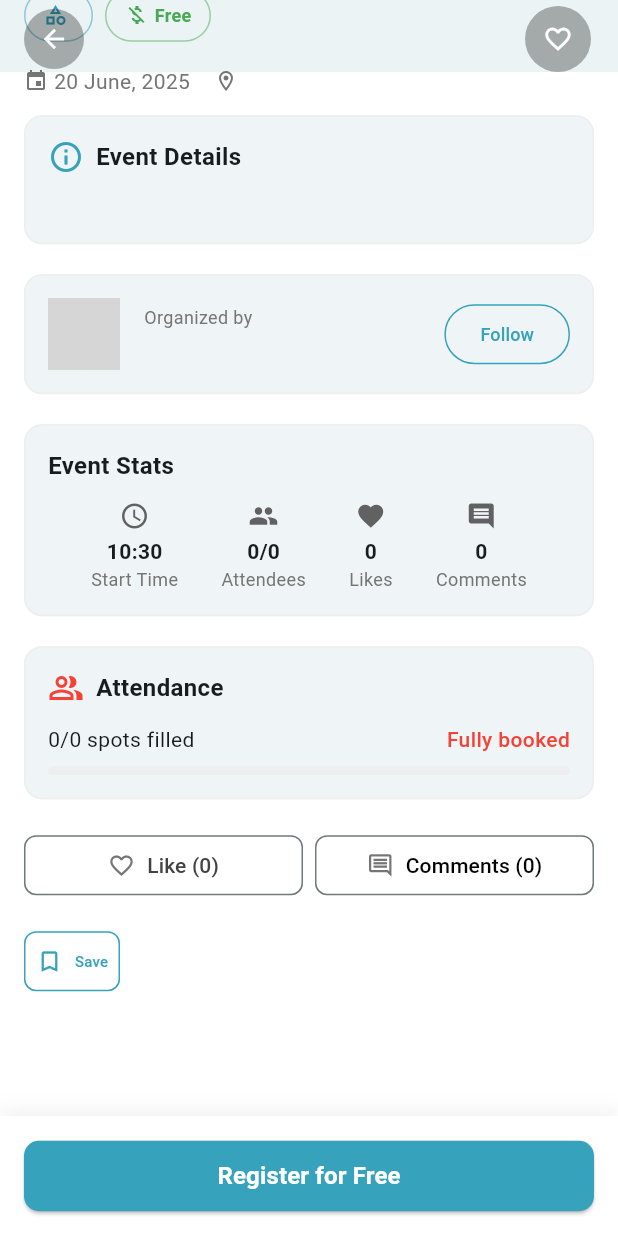
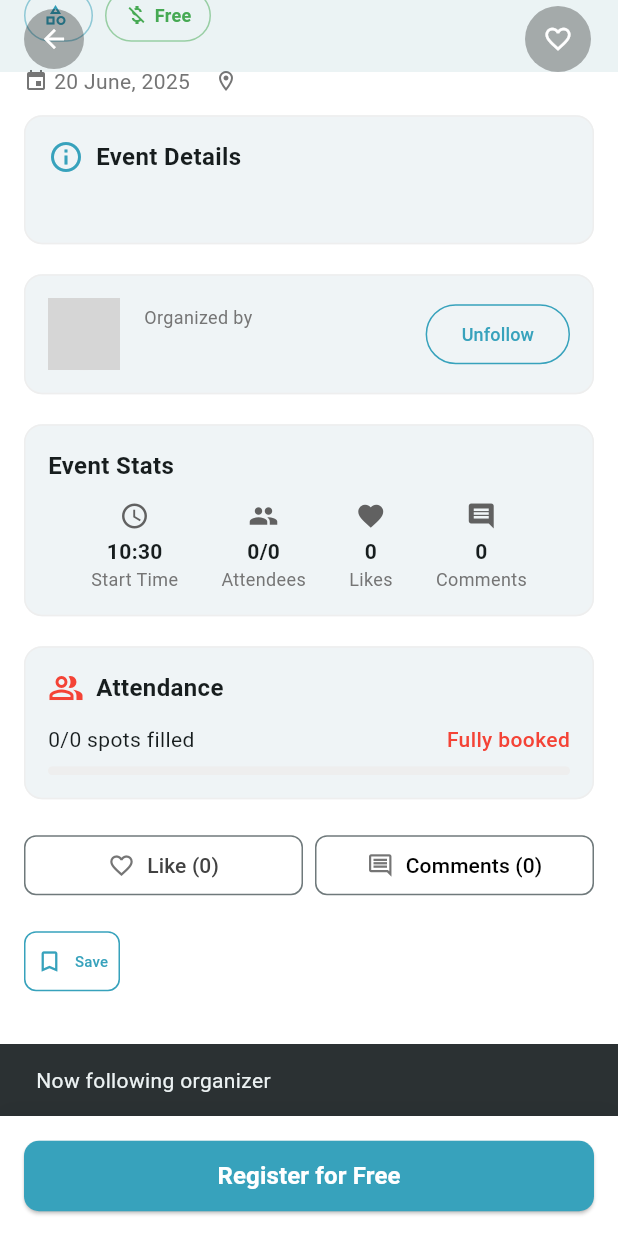
Before and after one commit to Yassy30/CMC_events, a Flutter app: the EventDetailsView screen opened directly with empty values, scrolled down 394 dp, after a tap on "Follow", on a phone screen of 412 x 824 dp. Run offline on Flutter 3.47's test engine with Material 3 defaults, Android fonts, the phone set to English and light mode, and no system bars; our stand-ins replace flutter_dotenv, image_picker, qr_flutter, share_plus, supabase_flutter, timeago; accounts and stored records are empty; network calls fail; grey boxes are pictures that could not be loaded.

Commit message:
saved and follow action is working

```diff
--- a/lib/screens/stagiaire/event_details_view.dart
+++ b/lib/screens/stagiaire/event_details_view.dart
@@ -6,6 +6,7 @@ import '../../services/auth_service.dart';
 import '../../services/like_service.dart';
 import '../../services/comment_service.dart';
 import '../../models/comment.dart';
+import '../../services/profile_service.dart'; // Add this import if ProfileService exists
 
 class EventDetailsView extends StatefulWidget {
   final Event event;
@@ -32,7 +33,9 @@ class _EventDetailsViewState extends State<EventDetailsView> {
   bool _isLiked = false;
   int _likesCount = 0;
   int _commentsCount = 0;
-
+  final _profileService = ProfileService(); // Add ProfileService
+  bool _isFollowing = false; // Track follow status
+  bool _isSaved = false; // Track save status
   @override
   void initState() {
     super.initState();
@@ -47,6 +50,12 @@ class _EventDetailsViewState extends State<EventDetailsView> {
       final isLiked = _authService.isLoggedIn
           ? await _likeService.isEventLikedByUser(widget.event.id, _authService.currentUserId)
           : false;
+      final isFollowing = _authService.isLoggedIn
+          ? await _profileService.isFollowing(_authService.currentUserId, widget.event.creatorId)
+          : false;
+      final isSaved = _authService.isLoggedIn
+          ? await _profileService.isEventSaved(widget.event.id, _authService.currentUserId)
+          : false;
 
       if (mounted) {
         setState(() {
@@ -54,6 +63,8 @@ class _EventDetailsViewState extends State<EventDetailsView> {
           _likesCount = likesCount;
           _commentsCount = commentsCount;
           _isLiked = isLiked;
+          _isFollowing = isFollowing;
+          _isSaved = isSaved;
           _isLoading = false;
         });
       }
@@ -64,6 +75,35 @@ class _EventDetailsViewState extends State<EventDetailsView> {
           _isLoading = false;
         });
       }
+    }
+  }
+
+Future<void> _toggleSave() async {
+    if (!_authService.isLoggedIn) {
+      ScaffoldMessenger.of(context).showSnackBar(
+        const SnackBar(content: Text('Please log in to save events')),
+      );
+      return;
+    }
+
+    try {
+      final userId = _authService.currentUserId;
+      final wasSaved = _isSaved;
+
+      await _profileService.toggleSaveEvent(widget.event.id, userId);
+
+      if (mounted) {
+        setState(() {
+          _isSaved = !_isSaved;
+        });
+        ScaffoldMessenger.of(context).showSnackBar(
+          SnackBar(content: Text(_isSaved ? ' Ascendant' : 'Event removed from favorites')),
+        );
+      }
+    } catch (e) {
+      ScaffoldMessenger.of(context).showSnackBar(
+        SnackBar(content: Text('Error: ${e.toString()}')),
+      );
     }
   }
 
@@ -99,6 +139,32 @@ class _EventDetailsViewState extends State<EventDetailsView> {
     }
   }
 
+Future<void> _toggleFollow() async {
+    if (!_authService.isLoggedIn) {
+      ScaffoldMessenger.of(context).showSnackBar(
+        const SnackBar(content: Text('Please log in to follow organizers')),
+      );
+      return;
+    }
+
+    try {
+      final userId = _authService.currentUserId;
+      await _profileService.followUser(userId, widget.event.creatorId, !_isFollowing);
+
+      if (mounted) {
+        setState(() {
+          _isFollowing = !_isFollowing;
+        });
+        ScaffoldMessenger.of(context).showSnackBar(
+          SnackBar(content: Text(_isFollowing ? 'Now following organizer' : 'Unfollowed organizer')),
+        );
+      }
+    } catch (e) {
+      ScaffoldMessenger.of(context).showSnackBar(
+        SnackBar(content: Text('Error: ${e.toString()}')),
+      );
+    }
+  }
   @override
   Widget build(BuildContext context) {
     final theme = Theme.of(context);
@@ -338,6 +404,7 @@ class _EventDetailsViewState extends State<EventDetailsView> {
                     const SizedBox(height: 12),
 
                     // Organizer card
+                    // In the build method, replace the OutlinedButton in the Organizer Card
                   Card(
                     elevation: 0,
                     margin: const EdgeInsets.symmetric(horizontal: 16, vertical: 4),
@@ -380,9 +447,7 @@ class _EventDetailsViewState extends State<EventDetailsView> {
                             ),
                           ),
                           OutlinedButton(
-                              onPressed: () {
-                                // Navigate to organizer profile
-                              },
+                            onPressed: _toggleFollow,
                             style: OutlinedButton.styleFrom(
                               shape: RoundedRectangleBorder(
                                 borderRadius: BorderRadius.circular(20),
@@ -390,7 +455,7 @@ class _EventDetailsViewState extends State<EventDetailsView> {
                               side: BorderSide(color: theme.colorScheme.primary),
                             ),
                             child: Text(
-                                'Follow',
+                              _isFollowing ? 'Unfollow' : 'Follow',
                               style: TextStyle(
                                 color: theme.colorScheme.primary,
                                 fontSize: 12,
@@ -588,19 +653,14 @@ class _EventDetailsViewState extends State<EventDetailsView> {
                     Padding(
                       padding: const EdgeInsets.symmetric(horizontal: 16),
                       child: OutlinedButton.icon(
-                        onPressed: () {
-                          // Save logic will go here
-                          ScaffoldMessenger.of(context).showSnackBar(
-                            const SnackBar(content: Text('Event saved to favorites')),
-                          );
-                        },
+                        onPressed: _toggleSave,
                         icon: Icon(
-                          Icons.bookmark_border,
+                          _isSaved ? Icons.bookmark : Icons.bookmark_border,
                           color: Theme.of(context).colorScheme.primary,
                           size: 18,
                         ),
                         label: Text(
-                          'Save',
+                          _isSaved ? 'Saved' : 'Save',
                           style: TextStyle(
                             color: Theme.of(context).colorScheme.primary,
                             fontSize: 10
--- a/lib/services/profile_service.dart
+++ b/lib/services/profile_service.dart
@@ -158,4 +158,54 @@ class ProfileService {
       return false;
     }
   }
+
+  Future<bool> isFollowing(String followerId, String followedId) async {
+    try {
+      final response = await _supabase
+          .from('follows')
+          .select()
+          .eq('follower_id', followerId)
+          .eq('followed_id', followedId);
+      return response.isNotEmpty;
+    } catch (e) {
+      print('Error checking follow status: $e');
+      return false;
+    }
+  }
+
+  Future<void> toggleSaveEvent(String eventId, String userId) async {
+    try {
+      final isSaved = await isEventSaved(eventId, userId);
+      if (isSaved) {
+        await _supabase
+            .from('saved_events')
+            .delete()
+            .eq('event_id', eventId)
+            .eq('user_id', userId);
+      } else {
+        await _supabase.from('saved_events').insert({
+          'event_id': eventId,
+          'user_id': userId,
+          'created_at': DateTime.now().toIso8601String(),
+        });
+      }
+    } catch (e) {
+      print('Error toggling save event: $e');
+      rethrow;
+    }
+  }
+
+  Future<bool> isEventSaved(String eventId, String userId) async {
+    try {
+      final response = await _supabase
+          .from('saved_events')
+          .select()
+          .eq('event_id', eventId)
+          .eq('user_id', userId);
+      return response.isNotEmpty;
+    } catch (e) {
+      print('Error checking save status: $e');
+      return false;
+    }
+  }
 }
```
Lines whose indentation alone changed are shown as unchanged.
